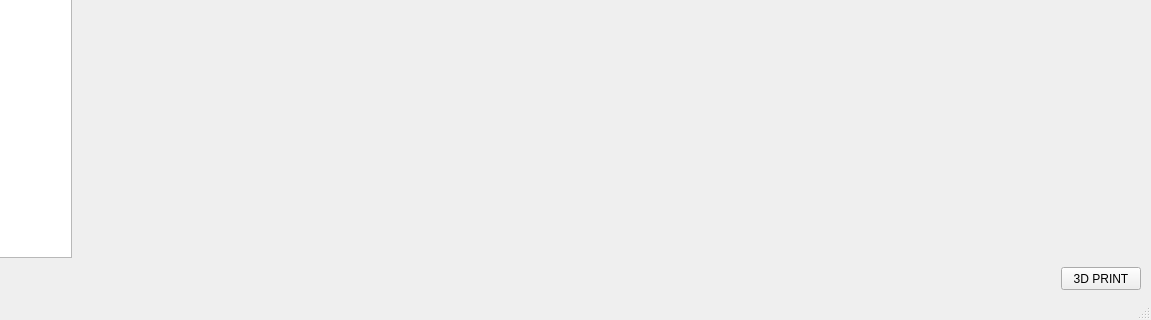
First picture: the form in app/mainwindow.ui, repository fcaball/TER, before the edit; both pictures show x 149 to 1300 and y 369 to 689 of the 1300 by 689 pixel window.
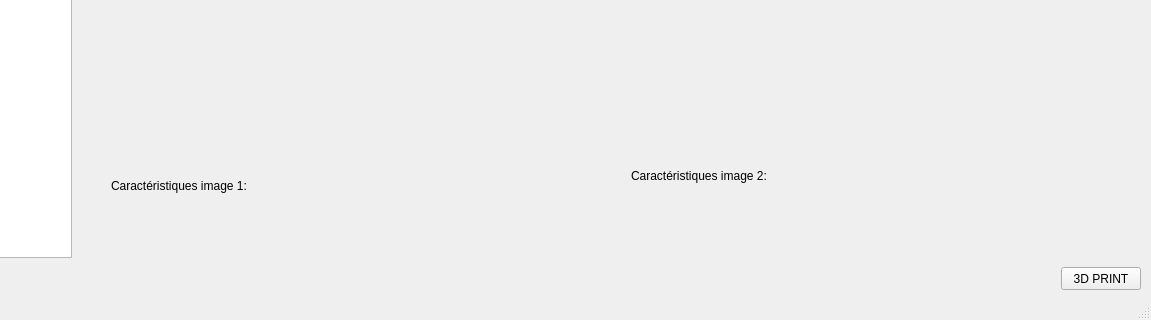
Second picture: the form after the edit.

What changed in the file:
```diff
--- a/app/mainwindow.ui
+++ b/app/mainwindow.ui
@@ -43,8 +43,8 @@
    <widget class="QLabel" name="picture1">
     <property name="geometry">
      <rect>
-      <x>270</x>
-      <y>40</y>
+      <x>260</x>
+      <y>10</y>
       <width>471</width>
       <height>451</height>
      </rect>
@@ -59,8 +59,8 @@
    <widget class="QLabel" name="picture2">
     <property name="geometry">
      <rect>
-      <x>800</x>
-      <y>40</y>
+      <x>780</x>
+      <y>10</y>
       <width>471</width>
       <height>451</height>
      </rect>
@@ -72,6 +72,34 @@
      <bool>true</bool>
     </property>
    </widget>
+   <widget class="QLabel" name="textimage1">
+    <property name="geometry">
+     <rect>
+      <x>260</x>
+      <y>490</y>
+      <width>471</width>
+      <height>71</height>
+     </rect>
+    </property>
+    <property name="text">
+     <string>Caractéristiques image 1:
+</string>
+    </property>
+   </widget>
+   <widget class="QLabel" name="textimage2">
+    <property name="geometry">
+     <rect>
+      <x>780</x>
+      <y>480</y>
+      <width>471</width>
+      <height>71</height>
+     </rect>
+    </property>
+    <property name="text">
+     <string>Caractéristiques image 2:
+</string>
+    </property>
+   </widget>
   </widget>
   <widget class="QMenuBar" name="menuBar">
    <property name="geometry">
```
